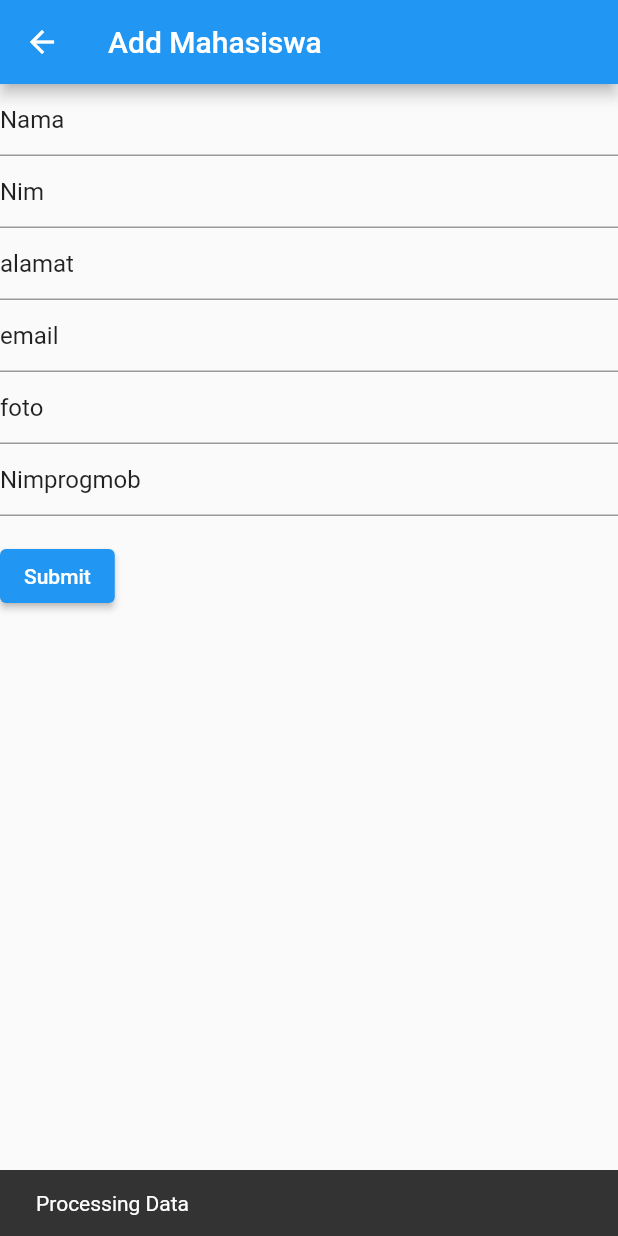
After one commit to owenrud/ProgMobRE, a Flutter app: the addMahasiswa screen opened directly, after a tap on "Submit", on a phone screen of 412 x 824 dp. The commit adds this screen. Run offline on Flutter 3.47's test engine with Material 2 defaults, Android fonts, the phone set to English and light mode, and no system bars; our stand-ins replace shared_preferences; accounts and stored records are empty; network calls fail.

Commit message:
Pertemuan 13 Flutter CRUD

```diff
--- /dev/null
+++ b/flutter_demo1/lib/mahasiswa/mahasiswa_add.dart
@@ -0,0 +1,142 @@
+import 'package:flutter/material.dart';
+import 'dart:convert';
+import 'package:http/http.dart' as http;
+
+class addMahasiswa extends StatefulWidget {
+  const addMahasiswa({Key? key}) : super(key: key);
+
+  @override
+  State<addMahasiswa> createState() => _addMahasiswaState();
+}
+
+class _addMahasiswaState extends State<addMahasiswa> {
+  final _formKey = GlobalKey<FormState>();
+  Future<List>? resp;
+
+  TextEditingController namaController = new TextEditingController(text:'Nama');
+  TextEditingController nimController = new TextEditingController(text:'Nim');
+  TextEditingController alamatController = new TextEditingController(text:'alamat');
+  TextEditingController emailController = new TextEditingController(text:'email');
+  TextEditingController nimprogmobController = new TextEditingController(text:'Nimprogmob');
+  TextEditingController fotoController = new TextEditingController(text:'foto');
+
+  Future<List> sendMhs(String nama,nim,alamat,email,foto,nim_progmob) async {
+    final http.Response response = await http.post(
+      Uri.parse('https://kpsi.fti.ukdw.ac.id/api/progmob/mhs/create'),
+      headers: <String, String>{
+        "Content-Type": 'application/json; charset=UTF-8'
+      },
+      body: jsonEncode(<String, String>{
+        'nama': nama,
+        'nim': nim,
+        'alamat': alamat,
+        'email': email,
+        'foto': foto,
+        'nim_progmob': nim_progmob
+      }),
+    );
+    if (response.statusCode == 201) {
+      return json.decode(response.body);
+    } else {
+      throw Exception('Failed to load response');
+    }
+  }
+
+
+  @override
+  Widget build(BuildContext context) {
+    return Scaffold(
+      appBar: AppBar(
+        title: Text("Add Mahasiswa"),
+      ),
+      body: Form(
+      key: _formKey,
+      child: Column(
+        crossAxisAlignment: CrossAxisAlignment.start,
+        children: [
+          TextFormField(
+            controller: namaController,
+            // The validator receives the text that the user has entered.
+            validator: (value) {
+              if (value == null || value.isEmpty) {
+                return 'Please enter some text';
+              }
+              return null;
+            },
+          ),
+          TextFormField(
+            controller: nimController,
+            // The validator receives the text that the user has entered.
+            validator: (value) {
+              if (value == null || value.isEmpty) {
+                return 'Please enter some text';
+              }
+              return null;
+            },
+          ),
+          TextFormField(
+            controller: alamatController,
+            // The validator receives the text that the user has entered.
+            validator: (value) {
+              if (value == null || value.isEmpty) {
+                return 'Please enter some text';
+              }
+              return null;
+            },
+          ),
+          TextFormField(
+            controller: emailController,
+            // The validator receives the text that the user has entered.
+            validator: (value) {
+              if (value == null || value.isEmpty) {
+                return 'Please enter some text';
+              }
+              return null;
+            },
+          ),
+          TextFormField(
+            controller: fotoController,
+            // The validator receives the text that the user has entered.
+            validator: (value) {
+              if (value == null || value.isEmpty) {
+                return 'Please enter some text';
+              }
+              return null;
+            },
+          ),
+          TextFormField(
+            controller: nimprogmobController,
+            // The validator receives the text that the user has entered.
+            validator: (value) {
+              if (value == null || value.isEmpty) {
+                return 'Please enter some text';
+              }
+              return null;
+            },
+          ),
+          Padding(
+            padding: const EdgeInsets.symmetric(vertical: 16.0),
+            child: ElevatedButton(
+              onPressed: () {
+                // Validate returns true if the form is valid, or false otherwise.
+                if (_formKey.currentState!.validate()) {
+                  // If the form is valid, display a snackbar. In the real world,
+                  // you'd often call a server or save the information in a database.
+                  resp = sendMhs(namaController.text, nimController.text, alamatController.text, emailController.text,
+                      fotoController.text, nimprogmobController.text);
+                  ScaffoldMessenger.of(context).showSnackBar(
+                    const SnackBar(content: Text('Processing Data')),
+                  );
+                }
+              },
+              child: const Text('Submit'),
+            ),
+          ),
+        ],
+      ),
+    ),
+    );
+  }
+
+
+}
--- a/flutter_demo1/lib/main.dart
+++ b/flutter_demo1/lib/main.dart
@@ -1,16 +1,29 @@
+import 'dart:io';
+
 import 'package:flutter/material.dart';
 import 'package:flutter_demo1/home.dart';
+import 'package:flutter_demo1/mahasiswa/mahasiswa_get.dart';
 import 'package:flutter_demo1/pertemuan1.dart';
 import 'package:flutter_demo1/splashscreen.dart';
 import 'package:shared_preferences/shared_preferences.dart';
 
+class MyHttpOverrides extends HttpOverrides{
+  @override
+  HttpClient createHttpClient(SecurityContext? context){
+    return super.createHttpClient(context)
+      ..badCertificateCallback = (X509Certificate cert, String host, int port)=> true;
+  }
+}
 
 void main() {
+  HttpOverrides.global = new MyHttpOverrides();
   runApp(new MaterialApp(
-    home: Home()
+    home:Home()
   )
   );
 }
+
+
 //
 // class MyApp extends StatelessWidget {
 //   // This widget is the root of your application.
--- a/flutter_demo1/pubspec.yaml
+++ b/flutter_demo1/pubspec.yaml
@@ -39,6 +39,7 @@ dependencies:
   english_words: ^4.0.0
   shared_preferences: ^2.0.15
   splashscreen: ^1.3.5
+  http: ^0.13.5
 
 dev_dependencies:
   flutter_test:
```
Also changed, not shown: flutter_demo1/lib/home.dart (+11 -0 lines), flutter_demo1/lib/mahasiswa/mahasiswa_get.dart (added, +69 -0 lines), flutter_demo1/pubspec.lock, 1 other file.
